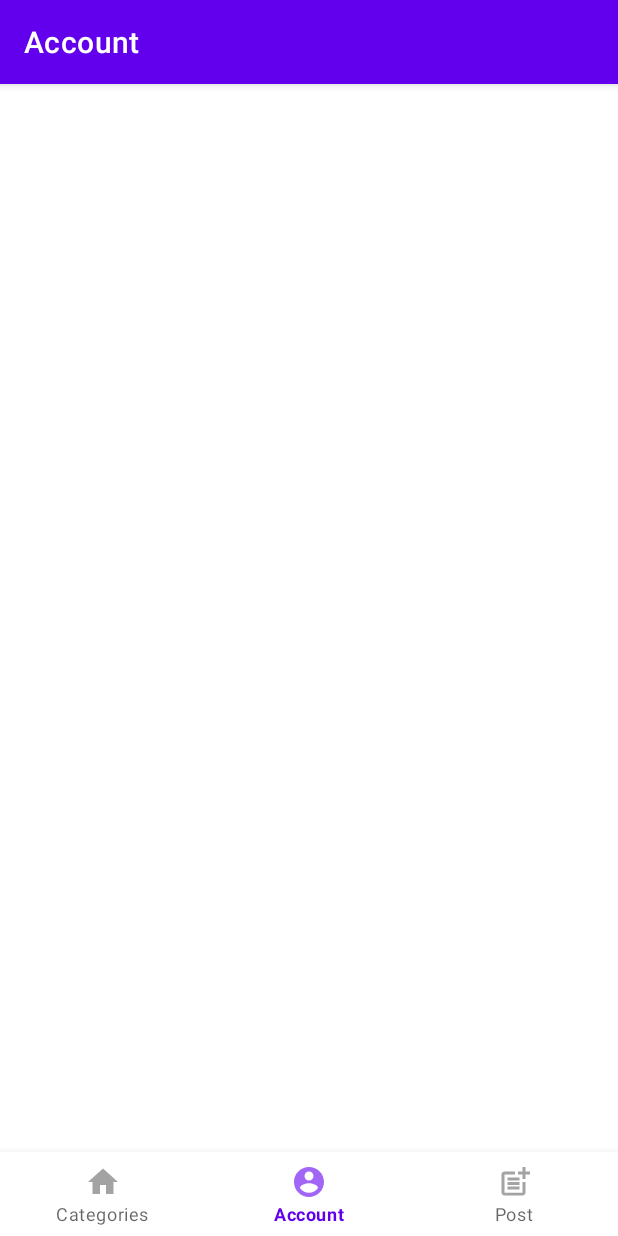
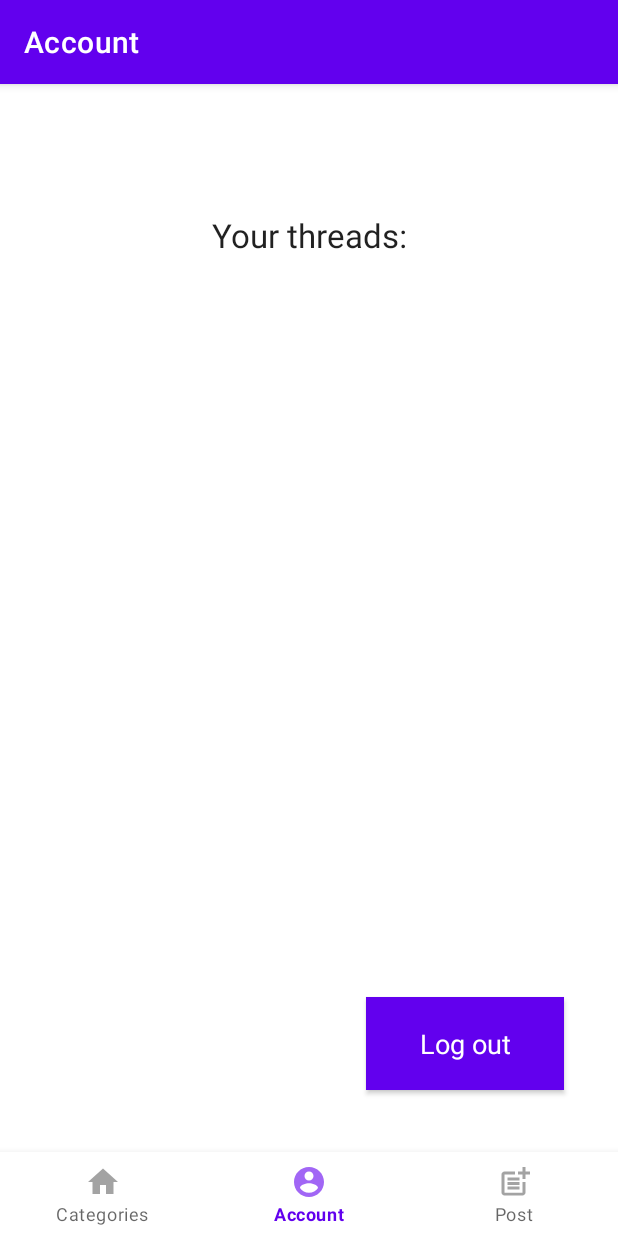
Before and after one commit to dennan141/Android-app, an Android app: the AccountFragment screen opened through its navigation route, on a phone screen of 412 x 824 dp. Run offline under Robolectric (Android 15) with nearby library versions, the phone set to English and light mode, and no system bars; our stand-ins replace Firebase (no records; nobody signed in at launch, a user with empty details on screens opened directly), navigation-ui.

Commit message:
added sign up and loh out func

```diff
--- a/app/src/main/AndroidManifest.xml
+++ b/app/src/main/AndroidManifest.xml
@@ -9,6 +9,7 @@
         android:roundIcon="@mipmap/ic_launcher_round"
         android:supportsRtl="true"
         android:theme="@style/Theme.StudyAssist">
+        <activity android:name=".SignUpActivity" />
 
 
         <activity android:name=".ThreadDetailActivity" />
--- a/app/src/main/java/se/ju/student/kade1796/studyassist/Authentication.kt
+++ b/app/src/main/java/se/ju/student/kade1796/studyassist/Authentication.kt
@@ -27,6 +27,10 @@ class Authentication {
         auth.signOut()
     }
 
+    fun isLoggedIn(): Boolean{
+        return auth.currentUser != null
+    }
+
 
     fun isAuthorized(userId: String): Boolean{
         return auth.currentUser?.uid == userId
--- a/app/src/main/java/se/ju/student/kade1796/studyassist/ThreadDetailActivity.kt
+++ b/app/src/main/java/se/ju/student/kade1796/studyassist/ThreadDetailActivity.kt
@@ -22,7 +22,7 @@ class ThreadDetailActivity : AppCompatActivity(), CommentAdapter.OnItemClickList
         super.onCreate(savedInstanceState)
         setContentView(R.layout.activity_thread_detail)
 
-        val currentUser = DatabaseFirestore.instance.auth.currentUser
+        val currentUser = Authentication.instance.getCurrentUser()
 
         recyclerView = findViewById(R.id.recyclerView)
         val editButton = findViewById<Button>(R.id.editButton)
--- a/app/src/main/java/se/ju/student/kade1796/studyassist/ui/account/AccountFragment.kt
+++ b/app/src/main/java/se/ju/student/kade1796/studyassist/ui/account/AccountFragment.kt
@@ -1,18 +1,19 @@
 package se.ju.student.kade1796.studyassist.ui.account
 
+import android.content.Intent
 import android.os.Bundle
 import android.view.LayoutInflater
 import android.view.View
 import android.view.ViewGroup
+import android.widget.Button
 import android.widget.TextView
 import androidx.fragment.app.Fragment
 import androidx.lifecycle.Observer
 import androidx.lifecycle.ViewModelProvider
-import se.ju.student.kade1796.studyassist.Authentication
-import se.ju.student.kade1796.studyassist.R
+import androidx.recyclerview.widget.RecyclerView
+import se.ju.student.kade1796.studyassist.*
 
 class AccountFragment : Fragment() {
-
     private lateinit var accountViewModel: AccountViewModel
 
     override fun onCreateView(
@@ -20,14 +21,67 @@ class AccountFragment : Fragment() {
         container: ViewGroup?,
         savedInstanceState: Bundle?
     ): View? {
+
+
         accountViewModel =
             ViewModelProvider(this).get(AccountViewModel::class.java)
         val root = inflater.inflate(R.layout.fragment_account, container, false)
 
-        val textView: TextView = root.findViewById(R.id.account_email)
+        val accountEmail: TextView = root.findViewById(R.id.account_email)
         accountViewModel.text.observe(viewLifecycleOwner, Observer {
-            textView.text = Authentication.instance.getCurrentUser()?.email.toString()
+            if (!Authentication.instance.isLoggedIn()) {
+                accountEmail.text = "Not logged in"
+            } else {
+                accountEmail.text = Authentication.instance.getCurrentUser()?.email.toString()
+            }
+
         })
+
+
+
+
         return root
     }
+
+    override fun onViewCreated(view: View, savedInstanceState: Bundle?) {
+        super.onViewCreated(view, savedInstanceState)
+
+
+        val logOutButton = view.findViewById<Button>(R.id.log_out_button)
+        val signUpButton = view.findViewById<Button>(R.id.sign_up_button)
+
+
+        //Sets text on log in/out button
+        if (Authentication.instance.isLoggedIn()) {
+            logOutButton.text = "Log out"
+            signUpButton.visibility = View.INVISIBLE
+        } else {
+            signUpButton.visibility = View.VISIBLE
+            logOutButton.text = "Log in"
+        }
+
+
+
+
+        logOutButton.setOnClickListener {
+            if (Authentication.instance.isLoggedIn()) {
+                Authentication.instance.logOutUser()
+                val intent = Intent(this.context, MainActivity::class.java)
+                startActivity(intent)
+            } else {
+                val intent = Intent(this.context, LogInActivity::class.java)
+                startActivity(intent)
+            }
+        }
+
+
+        signUpButton.setOnClickListener {
+            val intent = Intent(this.context, SignUpActivity::class.java)
+            startActivity(intent)
+        }
+
+
+    }
+
+
 }
--- a/app/src/main/res/layout/fragment_account.xml
+++ b/app/src/main/res/layout/fragment_account.xml
@@ -8,8 +8,8 @@
 
     <TextView
         android:id="@+id/account_email"
-        android:layout_width="match_parent"
-        android:layout_height="wrap_content"
+        android:layout_width="397dp"
+        android:layout_height="36dp"
         android:layout_marginStart="8dp"
         android:layout_marginTop="8dp"
         android:layout_marginEnd="8dp"
@@ -17,21 +17,62 @@
         android:textSize="20sp"
         app:layout_constraintBottom_toBottomOf="parent"
         app:layout_constraintEnd_toEndOf="parent"
-        app:layout_constraintHorizontal_bias="0.0"
+        app:layout_constraintHorizontal_bias="1.0"
         app:layout_constraintStart_toStartOf="parent"
         app:layout_constraintTop_toTopOf="parent"
-        app:layout_constraintVertical_bias="0.077" />
+        app:layout_constraintVertical_bias="0.044" />
 
     <androidx.recyclerview.widget.RecyclerView
         android:id="@+id/account_recyclerview"
-        android:layout_width="404dp"
-        android:layout_height="565dp"
+        android:layout_width="410dp"
+        android:layout_height="404dp"
+        android:background="#FFFFFF"
         app:layout_constraintBottom_toBottomOf="parent"
         app:layout_constraintEnd_toEndOf="parent"
-        app:layout_constraintHorizontal_bias="0.428"
+        app:layout_constraintHorizontal_bias="0.0"
         app:layout_constraintStart_toStartOf="parent"
         app:layout_constraintTop_toBottomOf="@+id/account_email"
-        app:layout_constraintVertical_bias="0.792"
-        tools:listitem="@layout/thread_item"
-        />
+        app:layout_constraintVertical_bias="0.268"
+        tools:listitem="@layout/thread_item" />
+
+    <Button
+        android:id="@+id/log_out_button"
+        android:layout_width="132dp"
+        android:layout_height="62dp"
+        android:layout_marginEnd="36dp"
+        android:layout_marginBottom="72dp"
+        android:background="@color/primary"
+        android:text="Log out"
+        android:textAppearance="@style/TextAppearance.AppCompat.Medium"
+        app:layout_constraintBottom_toBottomOf="parent"
+        app:layout_constraintEnd_toEndOf="parent"
+        app:layout_constraintTop_toBottomOf="@+id/account_recyclerview"
+        app:layout_constraintVertical_bias="0.666" />
+
+    <Button
+        android:id="@+id/sign_up_button"
+        android:layout_width="132dp"
+        android:layout_height="62dp"
+        android:layout_marginEnd="236dp"
+        android:layout_marginBottom="72dp"
+        android:background="@color/primary"
+        android:text="Sign up"
+        android:textAppearance="@style/TextAppearance.AppCompat.Medium"
+        app:layout_constraintBottom_toBottomOf="parent"
+        app:layout_constraintEnd_toEndOf="parent"
+        app:layout_constraintTop_toBottomOf="@+id/account_recyclerview"
+        app:layout_constraintVertical_bias="0.666" />
+
+    <TextView
+        android:id="@+id/your_threads"
+        android:layout_width="167dp"
+        android:layout_height="40dp"
+        android:gravity="center_horizontal"
+        android:text="Your threads:"
+        android:textAppearance="@style/TextAppearance.AppCompat.Large"
+        app:layout_constraintBottom_toTopOf="@+id/account_recyclerview"
+        app:layout_constraintEnd_toEndOf="parent"
+        app:layout_constraintStart_toStartOf="parent"
+        app:layout_constraintTop_toBottomOf="@+id/account_email"
+        app:layout_constraintVertical_bias="0.26" />
 </androidx.constraintlayout.widget.ConstraintLayout>
```
Also changed, not shown: app/src/main/java/se/ju/student/kade1796/studyassist/SignUpActivity.kt (added, +113 -0 lines), app/src/main/res/layout/activity_sign_up.xml (added, +56 -0 lines).
